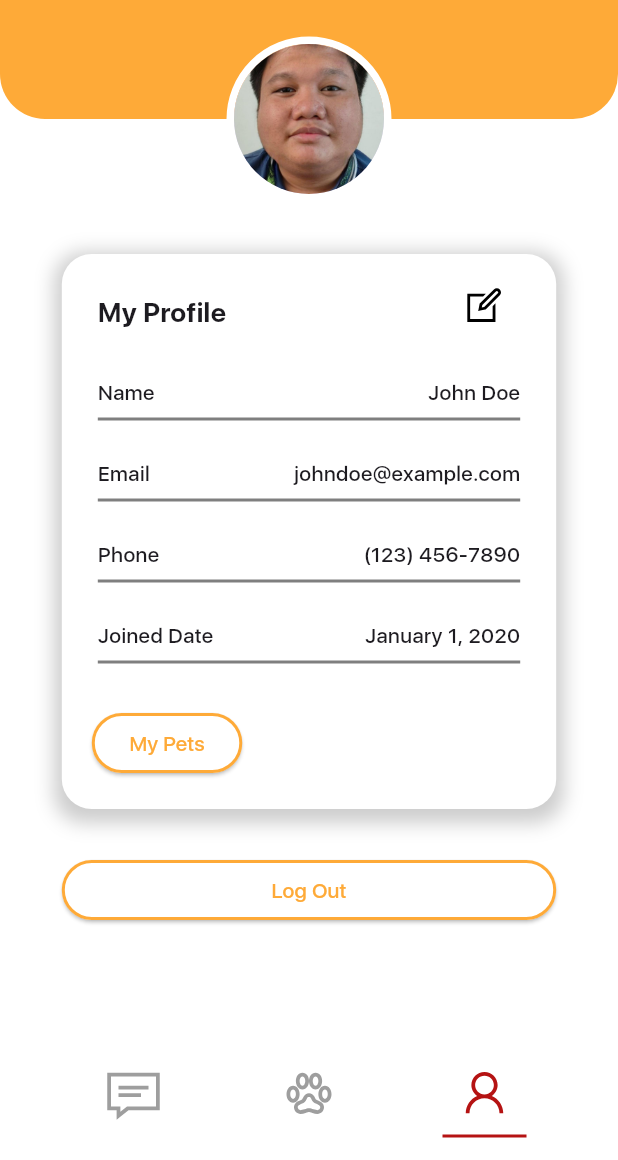
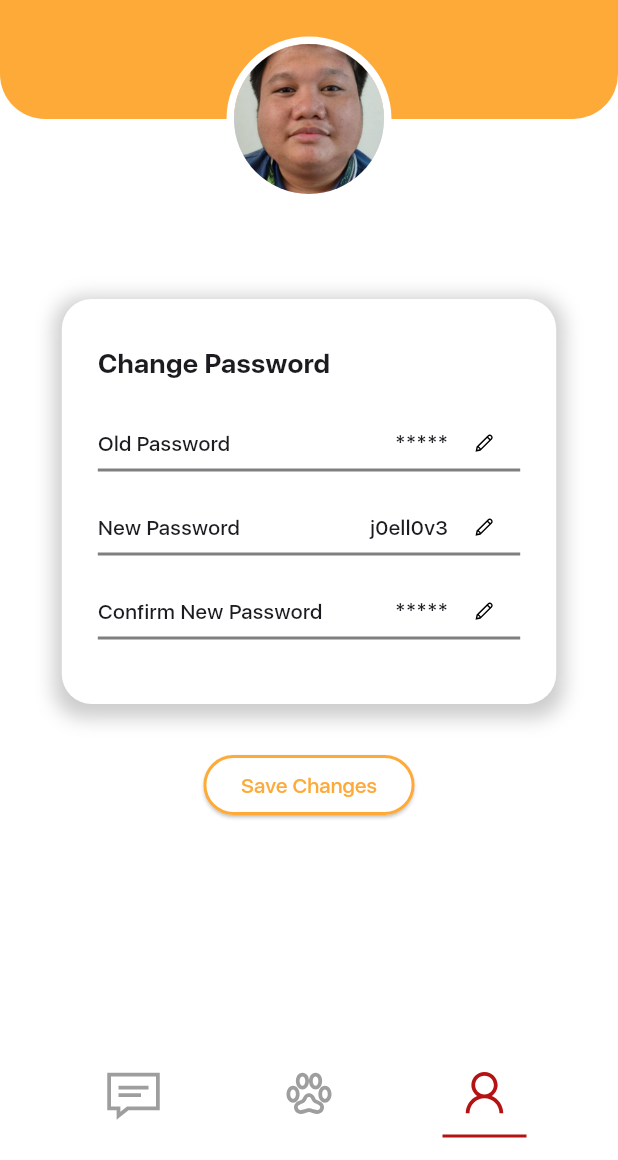
Before and after one commit to JoEdwrd/homiepet, a Flutter app: the screen it shows after launch, on a phone screen of 412 x 824 dp, the part 76-1236 px from its top. Run offline on Flutter 3.47's test engine with Material 3 defaults, Android fonts, the light colour scheme and no system bars; our stand-ins replace image_picker, line_awesome_flutter, permission_handler; project files that could hold a hidden picture were left out.

Commit message:
Added Edit Profile and Change Password Page

```diff
--- a/lib/main.dart
+++ b/lib/main.dart
@@ -5,13 +5,13 @@
 import 'pages/splash.dart';
 import 'pages/map.dart';
 import 'pages/profile.dart';
-// void main() {
-//   runApp(const RegisterPage());
-// }
+import 'pages/edit_profile.dart';
+import 'pages/change_password.dart';
+
 void main() => runApp(
   MaterialApp(
     theme: ThemeData(fontFamily: 'SanFrancisco'),
-    initialRoute: '/profile',
+    initialRoute: '/change_password',
     routes: {
       '/splash' : (context) => Splash(),
       '/preference' : (context) => Preference(),
@@ -19,6 +19,8 @@
       '/register' : (context) => RegisterPage(),
       '/map' : (context) => Map(),
       '/profile' : (context) => ProfilePage(),
+      '/edit_profile' : (context) => EditProfilePage(),
+      '/change_password' : (context) => ChangePasswordPage()
     },
   )
 );
--- /dev/null
+++ b/lib/pages/change_password.dart
@@ -0,0 +1,262 @@
+import 'package:flutter/material.dart';
+import 'package:line_awesome_flutter/line_awesome_flutter.dart';
+
+class ChangePasswordPage extends StatefulWidget {
+  const ChangePasswordPage({super.key});
+
+  @override
+  State<ChangePasswordPage> createState() => _ChangePasswordPageState();
+}
+
+class _ChangePasswordPageState extends State<ChangePasswordPage> {
+  int _selectedIndex = 2;
+
+  void _onIconTapped(int index) {
+    setState(() {
+      _selectedIndex = index;
+    });
+  }
+
+  @override
+  Widget build(BuildContext context) {
+    return Scaffold(
+      backgroundColor: Colors.white,
+      appBar: PreferredSize(
+        preferredSize: Size.fromHeight(130.0), // Increase the height
+        child: Stack(
+          clipBehavior: Clip.none, // Allow the profile picture to overflow
+          children: [
+            ClipRRect(
+              borderRadius: BorderRadius.vertical(
+                bottom: Radius.circular(30), // Add radius to the bottom
+              ),
+              child: AppBar(
+                backgroundColor: Color(0xffFEAA38),
+                automaticallyImplyLeading: false, // Disable the default leading behavior
+                title: Row(
+                  mainAxisAlignment: MainAxisAlignment.center,
+                  children: [
+                    Expanded(
+                      child: Center(
+                        child: Image.asset(
+                          'assets/appbarlogo.png',
+                          width: 180,
+                        ),
+                      ),
+                    ),
+                  ],
+                ),
+              ),
+            ),
+            Positioned(
+              bottom: -55, // Adjust this value as needed to control overlap
+              left: 0, // Reset left positioning
+              right: 0, // Reset right positioning
+              child: Align(
+                alignment: Alignment.bottomCenter, // Center horizontally
+                child: Container(
+                  width: 110, // Adjust this value to increase size
+                  height: 110, // Adjust this value to increase size
+                  decoration: BoxDecoration(
+                    shape: BoxShape.circle,
+                    border: Border.all(
+                      color: Colors.white, // Border color
+                      width: 5, // Border width
+                    ),
+                  ),
+                  child: CircleAvatar(
+                    radius: 45, // Adjust radius to fit within the container
+                    backgroundImage: AssetImage(
+                      'assets/profile_picture.jpg',
+                    ),
+                  ),
+                ),
+              ),
+            ),
+          ],
+        ),
+      ),
+      body: Column(
+        children: [
+          Align(
+            alignment: Alignment.topCenter, // Position the Stack towards the top
+            child: Padding(
+              padding: const EdgeInsets.only(top: 120.0), // Adjust this value as needed
+              child: Column(
+                children: [
+                  Stack(
+                    children: [
+                      Container(
+                        width: MediaQuery.of(context).size.width * 0.8,
+                        height: 270,
+                        padding: EdgeInsets.only(left: 24, right: 24, top: 10),
+                        decoration: BoxDecoration(
+                          color: Colors.white,
+                          borderRadius: BorderRadius.circular(20),
+                          boxShadow: [
+                            BoxShadow(
+                              color: Colors.black.withOpacity(0.2),
+                              spreadRadius: 5,
+                              blurRadius: 10,
+                              offset: Offset(0, 4),
+                            ),
+                          ],
+                        ),
+                        child: Column(
+                          crossAxisAlignment: CrossAxisAlignment.start,
+                          children: [
+                            Row(
+                              children: [
+                                Padding(
+                                  padding: const EdgeInsets.only(top: 20.0, right: 5),
+                                  child: Text(
+                                    'Change Password',
+                                    style: TextStyle(
+                                      fontSize: 18,
+                                      fontWeight: FontWeight.bold,
+                                    ),
+                                  ),
+                                ),
+                              ],
+                            ),
+                            SizedBox(height: 30),
+                            changePasswordDataRow('Old Password', '*****'),
+                            changePasswordDataRow('New Password', 'j0ell0v3'),
+                            changePasswordDataRow('Confirm New Password', '*****'),
+                          ],
+                        ),
+                      ),
+                    ],
+                  ),
+                  SizedBox(height: 30), // Space between the container and the log out button
+                  ElevatedButton(
+                    onPressed: () {
+                      // Add your onPressed functionality here
+                    },
+                    style: ElevatedButton.styleFrom(
+                      minimumSize: Size(MediaQuery.of(context).size.width * 0.3, 40), // Button width and height
+                      backgroundColor: Colors.white, // Button background color
+                      foregroundColor: Color(0xffFEAA38), // Text color
+                      side: BorderSide(color: Color(0xffFEAA38), width: 2), // Border color and width
+                      shape: RoundedRectangleBorder(
+                        borderRadius: BorderRadius.circular(20), // Border radius
+                      ),
+                      padding: EdgeInsets.symmetric(horizontal: 25, vertical: 5), // Button padding
+                    ),
+                    child: Text('Save Changes'),
+                  ),
+                ],
+              ),
+            ),
+          ),
+          Spacer(), // Pushes the navigation bar to the bottom
+          Container(
+            padding: EdgeInsets.symmetric(vertical: 15),
+            decoration: BoxDecoration(
+              color: Colors.white,
+            ),
+            child: Row(
+              mainAxisAlignment: MainAxisAlignment.spaceEvenly,
+              children: [
+                Container(
+                  decoration: BoxDecoration(
+                    border: Border(
+                      bottom: _selectedIndex == 0
+                          ? BorderSide(color: Color(0xffB51313), width: 2)
+                          : BorderSide(color: Colors.transparent),
+                    ),
+                  ),
+                  child: IconButton(
+                    onPressed: () => _onIconTapped(0),
+                    icon: Icon(LineAwesomeIcons.sms_solid),
+                    color: _selectedIndex == 0 ? Color(0xffB51313) : Colors.grey,
+                    iconSize: 40,
+                  ),
+                ),
+                Container(
+                  decoration: BoxDecoration(
+                    border: Border(
+                      bottom: _selectedIndex == 1
+                          ? BorderSide(color: Color(0xffB51313), width: 2)
+                          : BorderSide(color: Colors.transparent),
+                    ),
+                  ),
+                  child: IconButton(
+                    onPressed: () => _onIconTapped(1),
+                    icon: Icon(LineAwesomeIcons.paw_solid),
+                    color: _selectedIndex == 1 ? Color(0xffB51313) : Colors.grey,
+                    iconSize: 40,
+                  ),
+                ),
+                Container(
+                  decoration: BoxDecoration(
+                    border: Border(
+                      bottom: _selectedIndex == 2
+                          ? BorderSide(color: Color(0xffB51313), width: 2)
+                          : BorderSide(color: Colors.transparent),
+                    ),
+                  ),
+                  child: IconButton(
+                    onPressed: () => _onIconTapped(2),
+                    icon: Icon(LineAwesomeIcons.user_solid),
+                    color: _selectedIndex == 2 ? Color(0xffB51313) : Colors.grey,
+                    iconSize: 40,
+                  ),
+                ),
+              ],
+            ),
+          ),
+        ],
+      ),
+    );
+  }
+}
+
+Widget changePasswordDataRow(String attribute, String value) {
+  return Column(
+    crossAxisAlignment: CrossAxisAlignment.start,
+    children: [
+      Container(
+        constraints: BoxConstraints(
+          minHeight: 10, // Set the minimum height
+          maxHeight: 20, // Set the maximum height
+        ),
+        child: Row(
+          mainAxisAlignment: MainAxisAlignment.spaceBetween,
+          children: [
+            Text(
+              attribute,
+              style: TextStyle(fontSize: 14),
+            ),
+            Row(
+              children: [
+                Text(
+                  value,
+                  style: TextStyle(fontSize: 14),
+                ),
+                IconButton(
+                  onPressed: () {
+                    // Add your onPressed functionality here
+                  },
+                  icon: Icon(LineAwesomeIcons.pen_solid),
+                  color: Colors.black,
+                  iconSize: 15, // Icon size
+                  constraints: BoxConstraints(
+                    minWidth: 30, // Set the minimum width
+                    minHeight: 30, // Set the minimum height
+                  ),
+                  padding: EdgeInsets.all(0), // Adjust padding
+                ),
+              ],
+            )
+          ],
+        ),
+      ),
+      Divider(
+        color: Colors.black.withOpacity(0.5), // More visible divider color
+        thickness: 2, // Increase the thickness of the divider
+      ),
+      SizedBox(height: 20,)
+    ],
+  );
+}
--- a/pubspec.yaml
+++ b/pubspec.yaml
@@ -36,6 +36,8 @@
   # Use with the CupertinoIcons class for iOS style icons.
   cupertino_icons: ^1.0.6
   line_awesome_flutter: ^3.0.1
+  image_picker: ^1.1.2
+  permission_handler: ^11.3.1
 
 dev_dependencies:
   flutter_test:
```
Also changed, not shown: lib/pages/edit_profile.dart (added, +317 -0 lines), pubspec.lock, 1 other file.
